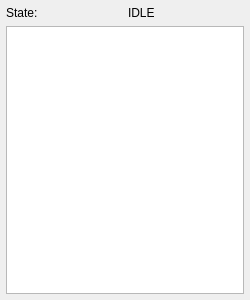
Old version of the form gui/snowgui/icegui/focusingprogresswidget.ui in the repository AndreasFMueller/AstroPhotography.
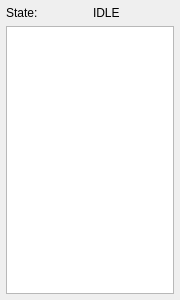
New version of the form.

Patch:
```diff
--- a/gui/snowgui/icegui/focusingprogresswidget.ui
+++ b/gui/snowgui/icegui/focusingprogresswidget.ui
@@ -6,13 +6,19 @@
    <rect>
     <x>0</x>
     <y>0</y>
-    <width>250</width>
+    <width>180</width>
     <height>300</height>
    </rect>
   </property>
+  <property name="minimumSize">
+   <size>
+    <width>180</width>
+    <height>0</height>
+   </size>
+  </property>
   <property name="maximumSize">
    <size>
-    <width>250</width>
+    <width>180</width>
     <height>16777215</height>
    </size>
   </property>
```
